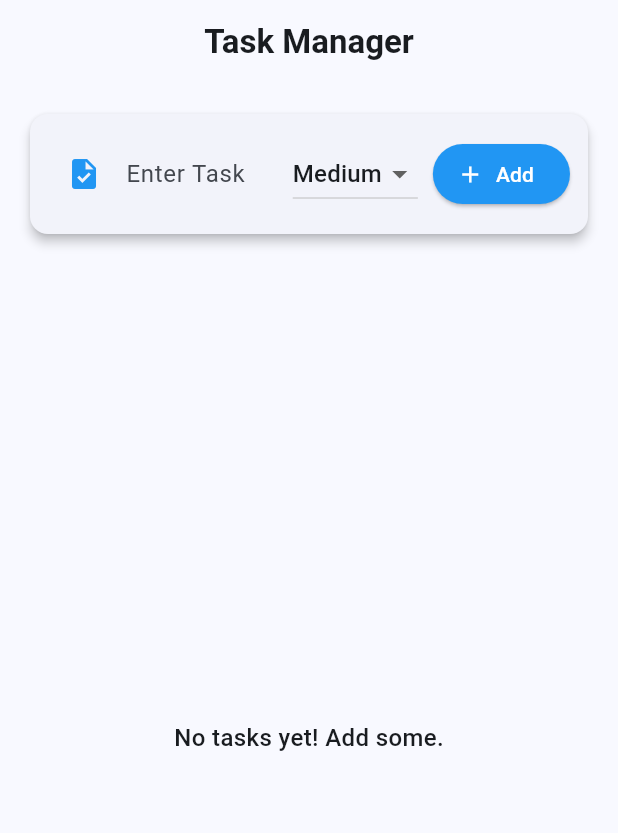
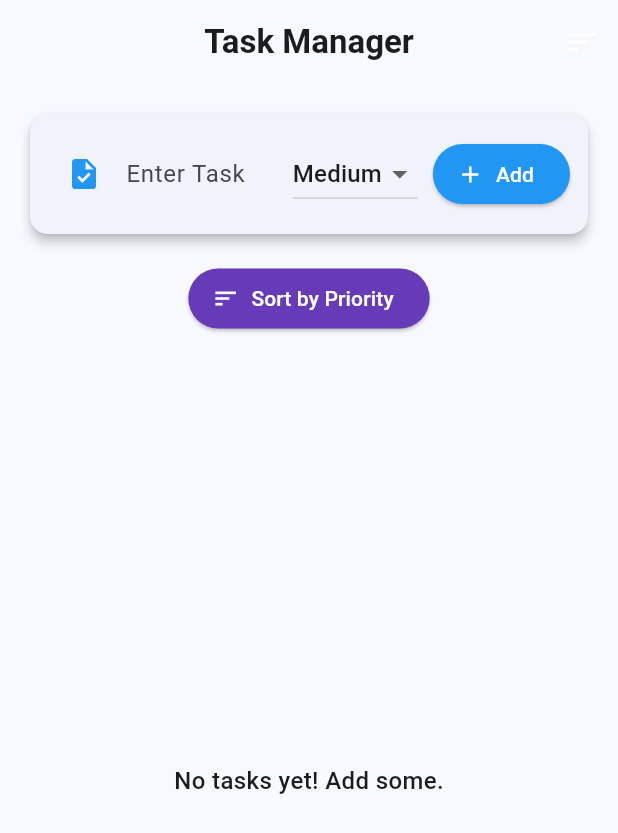
Before and after one commit to ramyamorla/cw3_crud, a Flutter app: the screen it shows after launch, on a phone screen of 412 x 824 dp. Shown: the top 833 px of the screen. Run offline on Flutter 3.47's test engine with Material 3 defaults, Android fonts, the phone set to English and light mode, and no system bars.

Commit message:
Implemented functionality to sort tasks by priority

```diff
--- a/lib/main.dart
+++ b/lib/main.dart
@@ -92,6 +92,16 @@ class _TaskListScreenState extends State<TaskListScreen> {
       appBar: AppBar(
         title: const Text('Task Manager', style: TextStyle(fontWeight: FontWeight.bold)),
         centerTitle: true,
+        actions: [
+          IconButton(
+            icon: const Icon(Icons.sort, color: Colors.white),
+            onPressed: () {
+              setState(() {
+                _sortTasks();
+              });
+            },
+          ),
+        ],
       ),
       body: Padding(
         padding: const EdgeInsets.all(16.0),
@@ -144,6 +154,20 @@ class _TaskListScreenState extends State<TaskListScreen> {
               ),
             ),
             const SizedBox(height: 15),
+            ElevatedButton.icon(
+              onPressed: () {
+                setState(() {
+                  _sortTasks();
+                });
+              },
+              icon: const Icon(Icons.sort),
+              label: const Text('Sort by Priority'),
+              style: ElevatedButton.styleFrom(
+                backgroundColor: Colors.deepPurple,
+                foregroundColor: Colors.white,
+              ),
+            ),
+            const SizedBox(height: 10),
             Expanded(
               child: _tasks.isEmpty
                   ? const Center(
```
